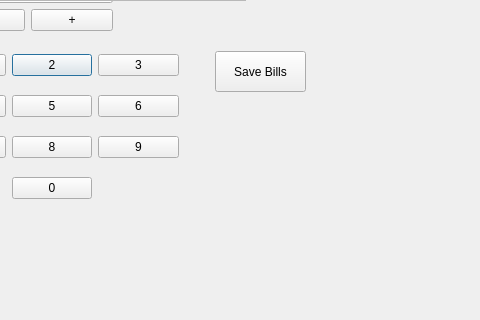
Before: the Qt Designer form bank-automat/admin.ui in JereKortesalmi/BankProject, drawn with Qt 5; both pictures show x 345 to 825 and y 289 to 609 of the 825 by 609 pixel window.
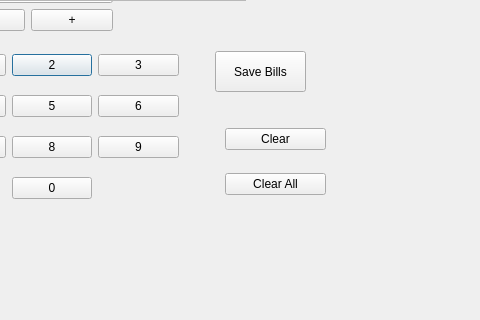
After: the same form once the commit is applied.

Commit message: admin clear puttonit ja asettelua

What changed in the file:
```diff
--- a/bank-automat/admin.ui
+++ b/bank-automat/admin.ui
@@ -325,6 +325,46 @@
     </item>
    </layout>
   </widget>
+  <widget class="QLabel" name="savedLabel">
+   <property name="geometry">
+    <rect>
+     <x>560</x>
+     <y>170</y>
+     <width>191</width>
+     <height>91</height>
+    </rect>
+   </property>
+   <property name="text">
+    <string/>
+   </property>
+  </widget>
+  <widget class="QWidget" name="clear" native="true">
+   <property name="geometry">
+    <rect>
+     <x>570</x>
+     <y>400</y>
+     <width>101</width>
+     <height>101</height>
+    </rect>
+   </property>
+   <layout class="QVBoxLayout" name="verticalLayout">
+    <item>
+     <widget class="QPushButton" name="btnClear">
+      <property name="text">
+       <string>Clear</string>
+      </property>
+     </widget>
+    </item>
+    <item>
+     <widget class="QPushButton" name="btnClearAll">
+      <property name="text">
+       <string>Clear All</string>
+      </property>
+     </widget>
+    </item>
+   </layout>
+  </widget>
+  <zorder>amount</zorder>
   <zorder>allbillframe</zorder>
   <zorder>label_5</zorder>
   <zorder>keyboard_2</zorder>
```
Left out of the diff: 6 changed lines with no effect on the pictures. The commit also changes 9 other files.
